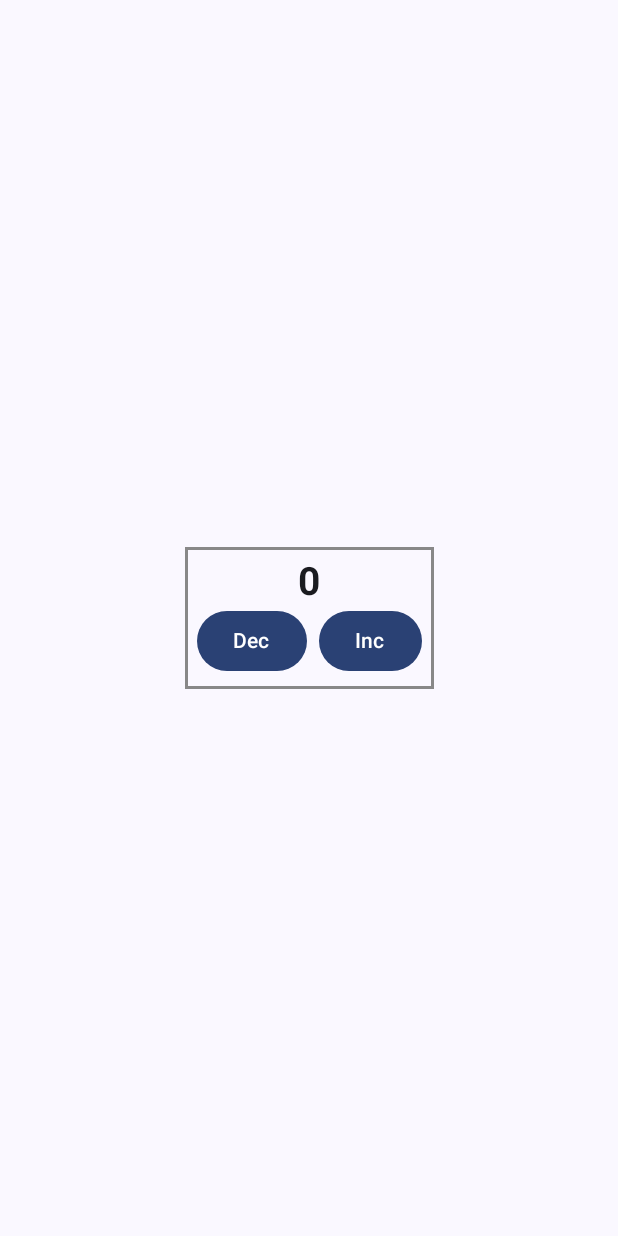
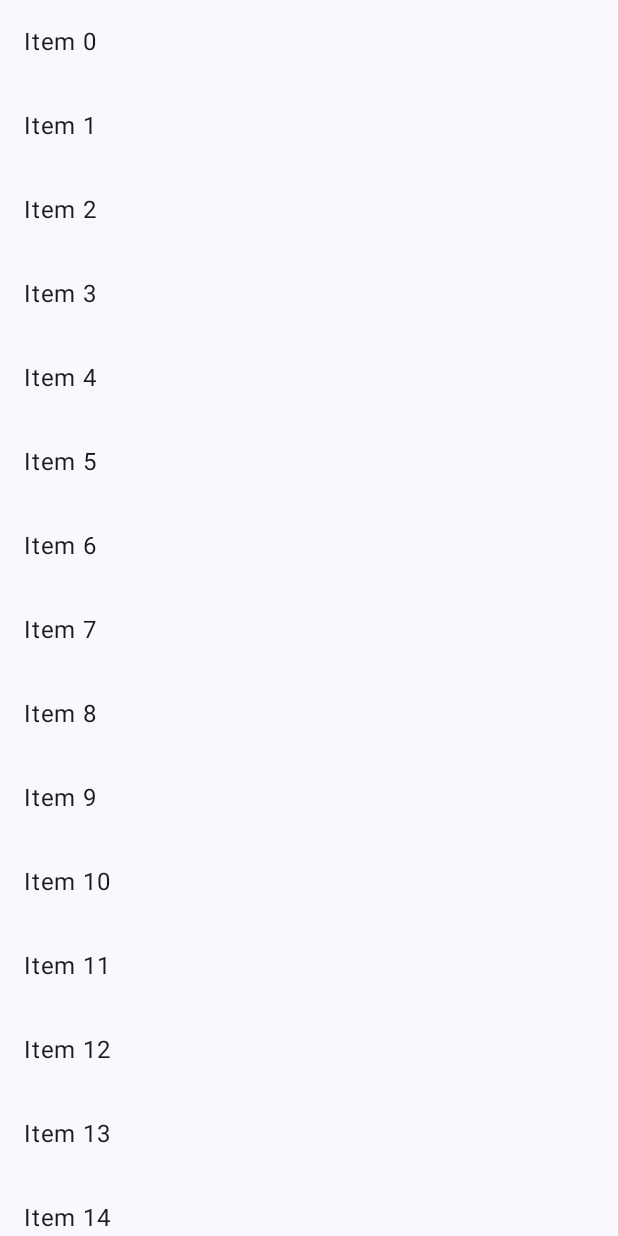
Before and after one commit to josebatista/ComposeMasterClass, an Android app built with Jetpack Compose: the screen it shows after launch (MainActivity), on a phone screen of 412 x 824 dp. Run offline under Robolectric (Android 15) with nearby library versions, the phone set to English and light mode, and no system bars.

Commit message:
SideEffects study

```diff
--- a/app/src/main/java/io/github/josebatista/composemasterclass/MainActivity.kt
+++ b/app/src/main/java/io/github/josebatista/composemasterclass/MainActivity.kt
@@ -15,7 +15,7 @@ import androidx.compose.runtime.Composable
 import androidx.compose.ui.Modifier
 import androidx.compose.ui.tooling.preview.Preview
 import io.github.josebatista.composemasterclass.basic_modifier.SpacingModifierDemo
-import io.github.josebatista.composemasterclass.measurements.LazyMindMapFlexibleRoot
+import io.github.josebatista.composemasterclass.side_effects.HomeWorkSideEffectsRoot
 import io.github.josebatista.composemasterclass.ui.theme.ComposeMasterClassTheme
 
 class MainActivity : ComponentActivity() {
@@ -106,7 +106,31 @@ class MainActivity : ComponentActivity() {
 //                            .fillMaxSize()
 //                            .padding(innerPadding)
 //                    )
-                    LazyMindMapFlexibleRoot(
+//                    LazyMindMapFlexibleRoot(
+//                        modifier = Modifier
+//                            .fillMaxSize()
+//                            .padding(innerPadding)
+//                    )
+//                    var toggle by remember { mutableStateOf(false) }
+//                    if (!toggle) {
+//                        DisposableEffectDemo()
+//                    }
+//                    Button(
+//                        onClick = { toggle = !toggle },
+//                        modifier = Modifier
+//                            .padding(innerPadding)
+//                            .fillMaxSize()
+//                            .wrapContentSize()
+//                    ) {
+//                        Text("Toggle")
+//                    }
+//                    RememberUpdatedStateDemo(modifier = Modifier.padding(innerPadding))
+//                    LaunchedEffectDemo2(
+//                        modifier = Modifier
+//                            .fillMaxSize()
+//                            .padding(innerPadding)
+//                    )
+                    HomeWorkSideEffectsRoot(
                         modifier = Modifier
                             .fillMaxSize()
                             .padding(innerPadding)
--- /dev/null
+++ b/app/src/main/java/io/github/josebatista/composemasterclass/side_effects/HomeWorkSideEffects.kt
@@ -0,0 +1,106 @@
+package io.github.josebatista.composemasterclass.side_effects
+
+import androidx.compose.foundation.layout.fillMaxSize
+import androidx.compose.foundation.layout.fillMaxWidth
+import androidx.compose.foundation.layout.padding
+import androidx.compose.foundation.lazy.LazyColumn
+import androidx.compose.foundation.lazy.LazyListState
+import androidx.compose.foundation.lazy.items
+import androidx.compose.material3.Scaffold
+import androidx.compose.material3.SnackbarHost
+import androidx.compose.material3.SnackbarHostState
+import androidx.compose.material3.Text
+import androidx.compose.runtime.Composable
+import androidx.compose.runtime.getValue
+import androidx.compose.runtime.snapshotFlow
+import androidx.compose.ui.Modifier
+import androidx.compose.ui.tooling.preview.Preview
+import androidx.compose.ui.unit.dp
+import androidx.lifecycle.ViewModel
+import androidx.lifecycle.compose.collectAsStateWithLifecycle
+import androidx.lifecycle.viewModelScope
+import androidx.lifecycle.viewmodel.compose.viewModel
+import io.github.josebatista.composemasterclass.ui.theme.ComposeMasterClassTheme
+import kotlinx.coroutines.flow.MutableStateFlow
+import kotlinx.coroutines.flow.asStateFlow
+import kotlinx.coroutines.flow.launchIn
+import kotlinx.coroutines.flow.onEach
+
+data class HomeWorkSideEffectsState(
+    val list: List<String> = List(100) { "Item $it" }
+)
+
+class HomeWorkSideEffectsViewModel : ViewModel() {
+    private val _state = MutableStateFlow(HomeWorkSideEffectsState())
+    val state = _state.asStateFlow()
+
+    val snackbarHostState = SnackbarHostState()
+    val lazyListState = LazyListState()
+
+    init {
+        snapshotFlow {
+            val layoutInfo = lazyListState.layoutInfo
+            layoutInfo.visibleItemsInfo.lastOrNull()?.index == layoutInfo.totalItemsCount - 1
+        }.onEach { isScrolledToBottom ->
+            if (isScrolledToBottom) {
+                snackbarHostState.showSnackbar("Scrolled to the bottom!")
+            }
+        }.launchIn(viewModelScope)
+    }
+}
+
+@Composable
+fun HomeWorkSideEffectsRoot(
+    modifier: Modifier = Modifier,
+) {
+    val viewModel = viewModel<HomeWorkSideEffectsViewModel>()
+    val state by viewModel.state.collectAsStateWithLifecycle()
+    val snackbarHostState = viewModel.snackbarHostState
+    val lazyListState = viewModel.lazyListState
+
+    HomeWorkSideEffects(
+        modifier = modifier,
+        list = state.list,
+        snackbarHostState = snackbarHostState,
+        lazyListState = lazyListState
+    )
+}
+
+@Composable
+fun HomeWorkSideEffects(
+    modifier: Modifier = Modifier,
+    list: List<String>,
+    snackbarHostState: SnackbarHostState,
+    lazyListState: LazyListState
+) {
+    Scaffold(
+        modifier = modifier,
+        snackbarHost = { SnackbarHost(hostState = snackbarHostState) }
+    ) { innerPadding ->
+        LazyColumn(
+            state = lazyListState,
+            modifier = Modifier
+                .fillMaxSize()
+                .padding(innerPadding)
+        ) {
+            items(list) {
+                Text(
+                    text = it,
+                    modifier = Modifier
+                        .fillMaxWidth()
+                        .padding(16.dp)
+                )
+            }
+        }
+    }
+}
+
+@Preview(
+    showBackground = true
+)
+@Composable
+private fun HomeWorkSideEffectsPreview() {
+    ComposeMasterClassTheme {
+        HomeWorkSideEffectsRoot()
+    }
+}
```
Also changed, not shown: app/src/main/AndroidManifest.xml (+5 -3 lines), app/src/main/java/io/github/josebatista/composemasterclass/side_effects/DerivedStateOfDemo.kt (added, +91 -0 lines), app/src/main/java/io/github/josebatista/composemasterclass/side_effects/DisposableEffectDemo.kt (added, +36 -0 lines), app/src/main/java/io/github/josebatista/composemasterclass/side_effects/LaunchedEffectDemo.kt (added, +83 -0 lines), app/src/main/java/io/github/josebatista/composemasterclass/side_effects/LaunchedEffectDemo2.kt (added, +161 -0 lines), app/src/main/java/io/github/josebatista/composemasterclass/side_effects/MyOnStartObserver.kt (added, +73 -0 lines), app/src/main/java/io/github/josebatista/composemasterclass/side_effects/ProduceStateDemo.kt (added, +50 -0 lines), app/src/main/java/io/github/josebatista/composemasterclass/side_effects/SideEffectDemo.kt (added, +31 -0 lines), app/src/main/java/io/github/josebatista/composemasterclass/side_effects/SideEffectHandlerDemo.kt (added, +17 -0 lines), app/src/main/java/io/github/josebatista/composemasterclass/side_effects/SnapshotFlowDemo.kt (added, +35 -0 lines).
